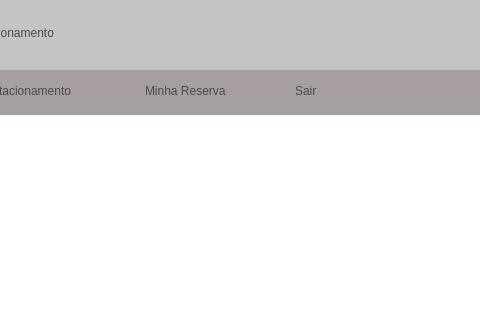
TrabalhoN2/Estacionamento, file docs/cliente/home_cliente.ui: the form before one commit; both pictures show x 105 to 585 and y 0 to 320 of the 1000 by 650 pixel window.
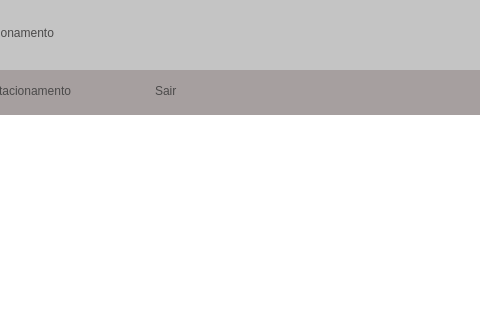
The form after the commit. Icons and pictures are not drawn.

Diff of the .ui file:
```diff
--- a/docs/cliente/home_cliente.ui
+++ b/docs/cliente/home_cliente.ui
@@ -112,31 +112,10 @@
       <string>Estacionamento</string>
      </property>
     </widget>
-    <widget class="QPushButton" name="btnMinhaReserva">
-     <property name="geometry">
-      <rect>
-       <x>250</x>
-       <y>0</y>
-       <width>161</width>
-       <height>41</height>
-      </rect>
-     </property>
-     <property name="cursor">
-      <cursorShape>PointingHandCursor</cursorShape>
-     </property>
-     <property name="styleSheet">
-      <string notr="true">color: rgb(75, 74, 74);
-font: 14pt &quot;Segoe UI&quot;;
-text-align: left;</string>
-     </property>
-     <property name="text">
-      <string>Minha Reserva</string>
-     </property>
-    </widget>
     <widget class="QPushButton" name="btnSair">
      <property name="geometry">
       <rect>
-       <x>400</x>
+       <x>260</x>
        <y>0</y>
        <width>41</width>
        <height>41</height>
```
